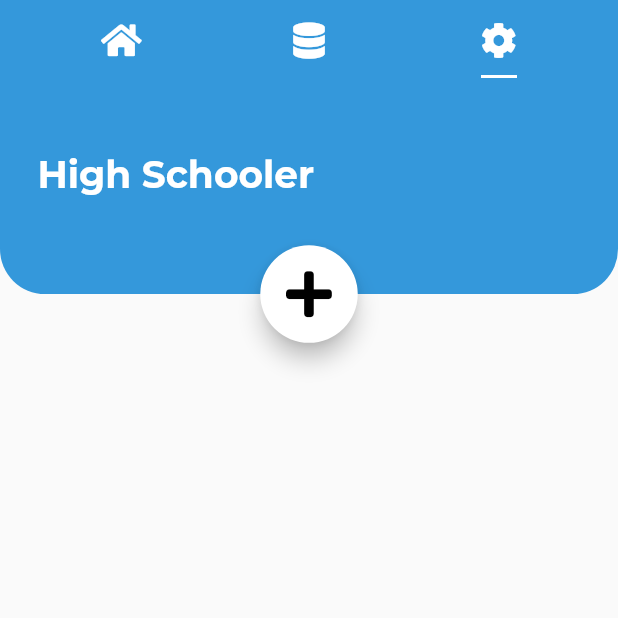
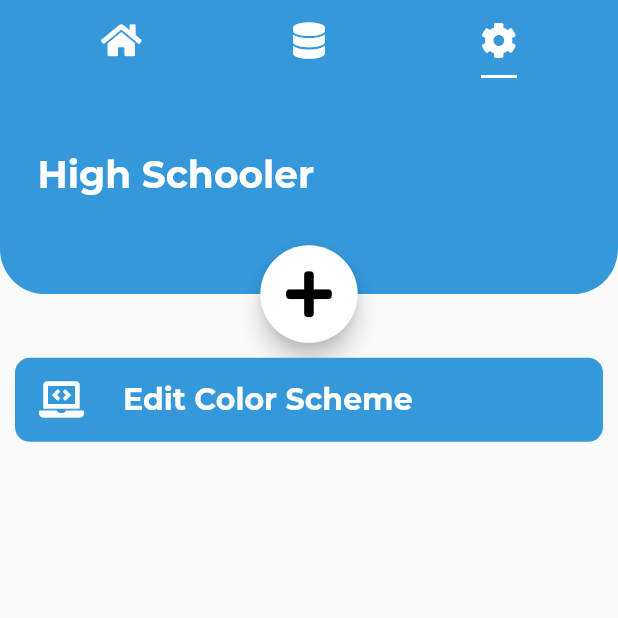
Before and after one commit to Nav-07/The-Scholarship-Project, a Flutter app: the screen it shows after launch, tab 3 chosen, on a phone screen of 412 x 824 dp, the top half of it. Run offline on Flutter 3.47's test engine with Material 2 defaults, Android fonts, the phone set to English and light mode, and no system bars; our stand-ins replace font_awesome_flutter.

Commit message:
few tweaks and settings page

```diff
--- a/flutter/school_app/lib/UI/AppView.dart
+++ b/flutter/school_app/lib/UI/AppView.dart
@@ -1,6 +1,7 @@
 import 'package:flutter/material.dart';
 import 'package:font_awesome_flutter/font_awesome_flutter.dart';
 import 'package:school_app/UI/Pages/Home.dart';
+import 'package:school_app/UI/Pages/Settings.dart';
 import 'package:school_app/UI/Style.dart';
 
 class AppView extends StatefulWidget {
@@ -72,12 +73,19 @@ class AppViewState extends State<AppView> {
                   // get the home page
                   Container(
                     margin: EdgeInsets.only(top: MediaQuery.of(context).size.height*0.17+65/2+10),
-                    child: Home(),
+                    child: SingleChildScrollView(
+                      child: Home(),
+                    ),
                   ),
-                  // get the teaks page
+                  // get the storage page
                   Container(),
                   // get the settings page
-                  Container(),
+                  Container(
+                    margin: EdgeInsets.only(top: MediaQuery.of(context).size.height*0.17+65/2+10),
+                    child: SingleChildScrollView(
+                      child: Settings(),
+                    ),
+                  ),
                 ],
               ),
             ),
--- a/flutter/school_app/lib/UI/Pages/Settings.dart
+++ b/flutter/school_app/lib/UI/Pages/Settings.dart
@@ -0,0 +1,30 @@
+import 'package:flutter/material.dart';
+import 'package:font_awesome_flutter/font_awesome_flutter.dart';
+import 'package:school_app/UI/Style.dart';
+
+// Settings screen contains all the data like the color scheme for the app, etc.
+class Settings extends StatefulWidget {
+  createState() => SettingsState();
+}
+class SettingsState extends State<Settings> {
+  @override
+  Widget build(BuildContext context) {
+    return Column(
+      children: <Widget>[
+        // here is the color scheme edit option
+        Container(
+          margin: EdgeInsets.only(left: 10, right: 10, bottom: 10),
+          child: Material(
+            color: Color(0xff3498db),
+            borderRadius: BorderRadius.all(Radius.circular(10.0)),
+            child: ListTile(
+              title: Text('Edit Color Scheme', style: Custom.CustomStyle(FontSize.Large, Colors.white, FontWeight.bold, 'Montserrat'),),
+              leading: Icon(FontAwesomeIcons.laptopCode, color: Colors.white,),
+            ),
+          ),
+        ),
+
+      ],
+    );
+  }
+}
--- a/flutter/school_app/lib/UI/Widgets/TodoWidget.dart
+++ b/flutter/school_app/lib/UI/Widgets/TodoWidget.dart
@@ -20,7 +20,7 @@ class TodoWidgetState extends State<TodoWidget> {
           children: <Widget>[
             Checkbox(
               value: task.isCompleted,
-              activeColor: Colors.black,
+              activeColor: Color(0xff3498db),
               onChanged: (bool value) {
                 // change the value
                 setState(() {
```
